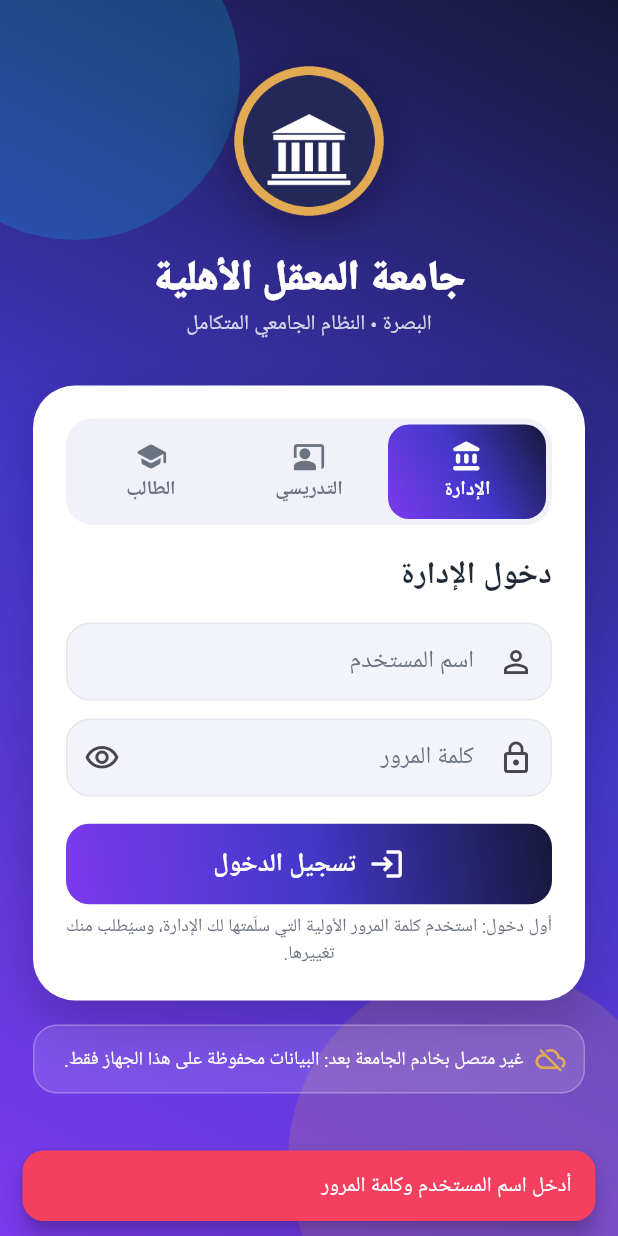
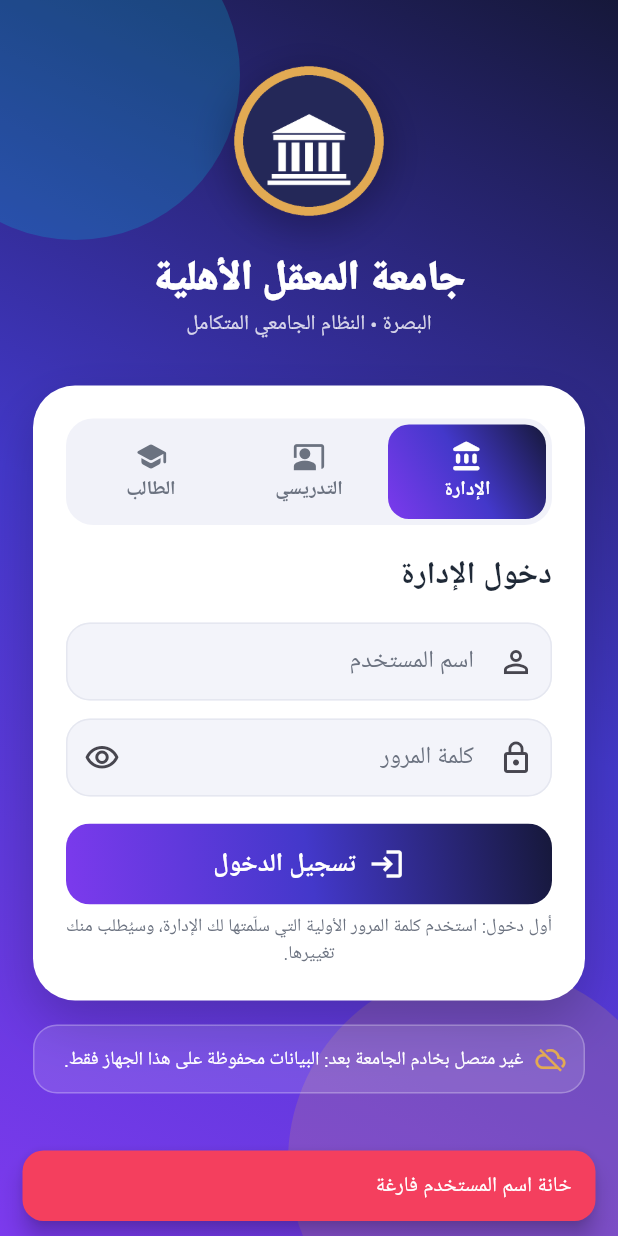
Before and after one commit to drdshsw2022-byte/almaaqal, a Flutter app: the screen it shows after launch, after a tap on "تسجيل الدخول", on a phone screen of 412 x 824 dp. Run offline on Flutter 3.47's test engine with Material 3 defaults, Android fonts, the phone set to English and light mode, and no system bars; our stand-ins replace cloud_firestore, file_picker, firebase_auth, firebase_core, google_fonts, google_sign_in and 3 more; missing offline and left inert: excel, mobile_scanner, nfc_manager; accounts and stored records are empty; Roboto replaces fonts that are missing (Cairo).

Commit message:
Update login_screen.dart

```diff
--- a/lib/screens/login_screen.dart
+++ b/lib/screens/login_screen.dart
@@ -69,13 +69,17 @@ class _LoginScreenState extends State<LoginScreen> {
 
   Future<void> _signInPassword() async {
     final user = _user.text.trim();
-    if (user.isEmpty || _pw.text.isEmpty) {
+    if (user.isEmpty) {
       showSnack(
           context,
           _portal == Portal.student
-              ? 'أدخل الرقم المعرفي وكلمة المرور'
-              : 'أدخل اسم المستخدم وكلمة المرور',
+              ? 'خانة الرقم المعرفي فارغة'
+              : 'خانة اسم المستخدم فارغة',
           error: true);
+      return;
+    }
+    if (_pw.text.isEmpty) {
+      showSnack(context, 'خانة كلمة المرور فارغة', error: true);
       return;
     }
     if (_portal == Portal.student && !RegExp(r'^[0-9]+$').hasMatch(user)) {
@@ -176,6 +180,8 @@ class _LoginScreenState extends State<LoginScreen> {
           const SizedBox(height: 16),
           TextField(
             controller: _user,
+            autocorrect: false,
+            enableSuggestions: false,
             keyboardType: _portal == Portal.student
                 ? TextInputType.number
                 : TextInputType.text,
@@ -185,7 +191,6 @@ class _LoginScreenState extends State<LoginScreen> {
               labelText: _portal == Portal.student
                   ? 'الرقم المعرفي (الجامعي)'
                   : 'اسم المستخدم',
-              hintText: _portal == Portal.student ? '1989616052' : 'admin',
               prefixIcon: Icon(_portal == Portal.student
                   ? Icons.badge_outlined
                   : Icons.person_outline),
```
